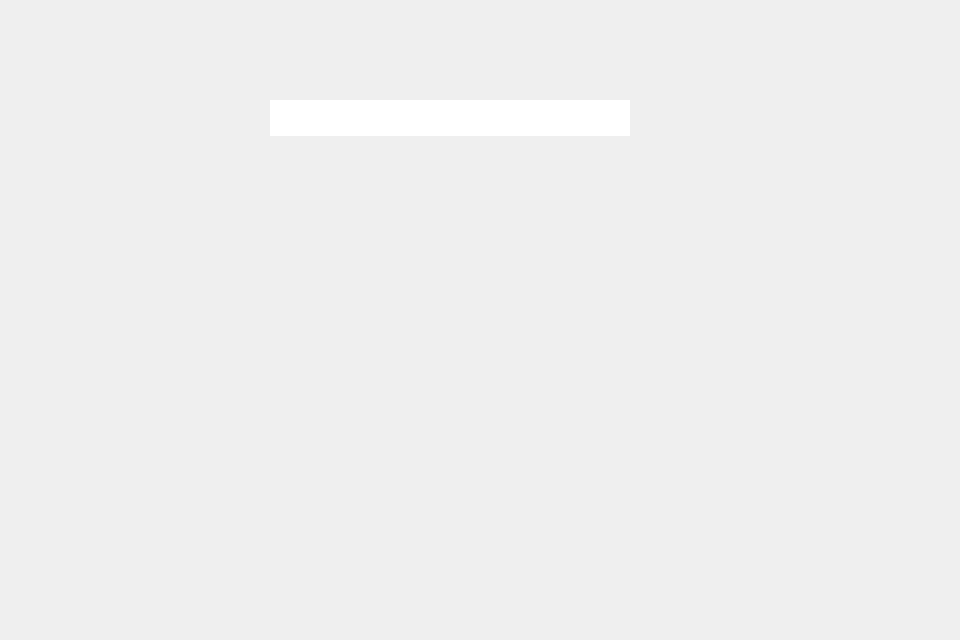
The window that Main_Window.ui (Hikari3939/VOCALOID_Search) describes before a commit, drawn with Qt 5.
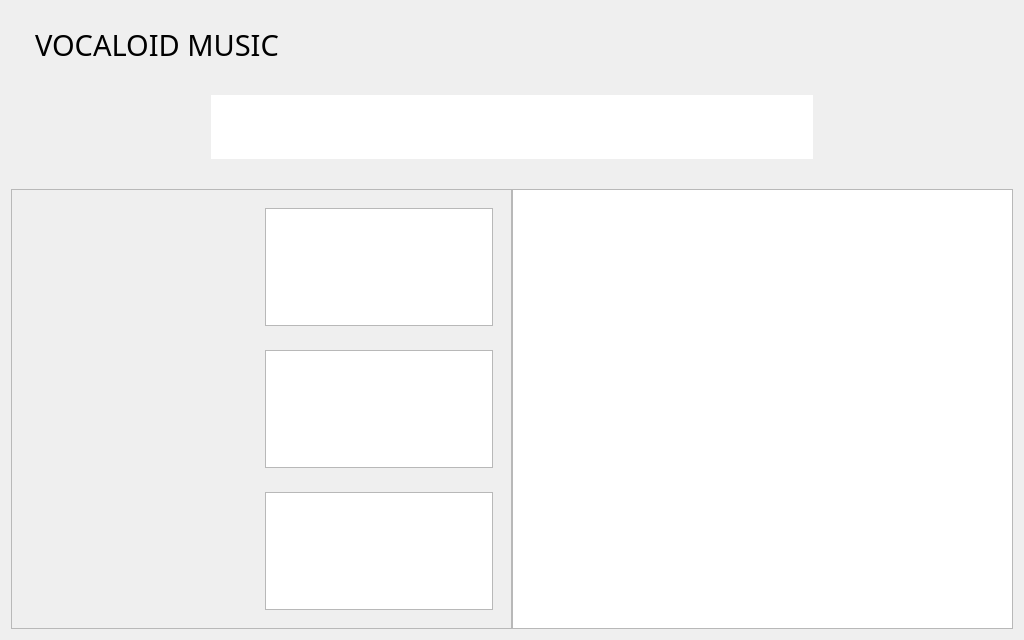
The same window after the commit. Custom widgets are drawn as their Qt base class.

Commit message: 主窗口布局

```diff
--- a/Main_Window.ui
+++ b/Main_Window.ui
@@ -6,19 +6,19 @@
    <rect>
     <x>0</x>
     <y>0</y>
-    <width>960</width>
+    <width>1024</width>
     <height>640</height>
    </rect>
   </property>
   <property name="sizePolicy">
-   <sizepolicy hsizetype="MinimumExpanding" vsizetype="MinimumExpanding">
+   <sizepolicy hsizetype="MinimumExpanding" vsizetype="Preferred">
     <horstretch>0</horstretch>
     <verstretch>0</verstretch>
    </sizepolicy>
   </property>
   <property name="minimumSize">
    <size>
-    <width>720</width>
+    <width>1024</width>
     <height>640</height>
    </size>
   </property>
@@ -28,19 +28,202 @@
   <property name="autoFillBackground">
    <bool>false</bool>
   </property>
-  <widget class="SearchLineEdit" name="lineEdit_search">
-   <property name="geometry">
-    <rect>
-     <x>270</x>
-     <y>100</y>
-     <width>360</width>
-     <height>36</height>
-    </rect>
+  <layout class="QVBoxLayout" name="verticalLayout" stretch="1,1,5">
+   <property name="topMargin">
+    <number>1</number>
    </property>
-   <property name="frame">
-    <bool>false</bool>
-   </property>
-  </widget>
+   <item>
+    <layout class="QHBoxLayout" name="horizontalLayout_title" stretch="3,6">
+     <property name="spacing">
+      <number>0</number>
+     </property>
+     <property name="leftMargin">
+      <number>24</number>
+     </property>
+     <property name="rightMargin">
+      <number>24</number>
+     </property>
+     <property name="bottomMargin">
+      <number>0</number>
+     </property>
+     <item>
+      <widget class="TitleLabel" name="label_title">
+       <property name="font">
+        <font>
+         <family>萝莉体 第二版</family>
+         <pointsize>22</pointsize>
+        </font>
+       </property>
+       <property name="text">
+        <string>VOCALOID MUSIC </string>
+       </property>
+      </widget>
+     </item>
+     <item>
+      <spacer name="horizontalSpacer_1">
+       <property name="orientation">
+        <enum>Qt::Orientation::Horizontal</enum>
+       </property>
+       <property name="sizeHint" stdset="0">
+        <size>
+         <width>40</width>
+         <height>20</height>
+        </size>
+       </property>
+      </spacer>
+     </item>
+    </layout>
+   </item>
+   <item>
+    <layout class="QHBoxLayout" name="horizontalLayout_search" stretch="1,3,1">
+     <property name="spacing">
+      <number>0</number>
+     </property>
+     <property name="leftMargin">
+      <number>0</number>
+     </property>
+     <property name="topMargin">
+      <number>0</number>
+     </property>
+     <property name="rightMargin">
+      <number>0</number>
+     </property>
+     <property name="bottomMargin">
+      <number>24</number>
+     </property>
+     <item>
+      <spacer name="horizontalSpacer_2">
+       <property name="orientation">
+        <enum>Qt::Orientation::Horizontal</enum>
+       </property>
+       <property name="sizeHint" stdset="0">
+        <size>
+         <width>40</width>
+         <height>20</height>
+        </size>
+       </property>
+      </spacer>
+     </item>
+     <item>
+      <widget class="SearchLineEdit" name="lineEdit_search">
+       <property name="sizePolicy">
+        <sizepolicy hsizetype="Expanding" vsizetype="Expanding">
+         <horstretch>0</horstretch>
+         <verstretch>0</verstretch>
+        </sizepolicy>
+       </property>
+       <property name="minimumSize">
+        <size>
+         <width>0</width>
+         <height>40</height>
+        </size>
+       </property>
+       <property name="font">
+        <font>
+         <pointsize>12</pointsize>
+        </font>
+       </property>
+       <property name="frame">
+        <bool>false</bool>
+       </property>
+       <property name="cursorPosition">
+        <number>0</number>
+       </property>
+      </widget>
+     </item>
+     <item>
+      <spacer name="horizontalSpacer_4">
+       <property name="orientation">
+        <enum>Qt::Orientation::Horizontal</enum>
+       </property>
+       <property name="sizeHint" stdset="0">
+        <size>
+         <width>40</width>
+         <height>20</height>
+        </size>
+       </property>
+      </spacer>
+     </item>
+    </layout>
+   </item>
+   <item>
+    <layout class="QHBoxLayout" name="horizontalLayout" stretch="1,1">
+     <property name="spacing">
+      <number>0</number>
+     </property>
+     <item>
+      <widget class="ScrollArea" name="scrollArea_music">
+       <property name="widgetResizable">
+        <bool>true</bool>
+       </property>
+       <widget class="QWidget" name="scrollAreaWidgetContents">
+        <property name="geometry">
+         <rect>
+          <x>0</x>
+          <y>0</y>
+          <width>500</width>
+          <height>437</height>
+         </rect>
+        </property>
+        <layout class="QVBoxLayout" name="verticalLayout_2">
+         <item>
+          <widget class="CardWidget" name="widget_1" native="true">
+           <layout class="QHBoxLayout" name="horizontalLayout_2" stretch="1,1">
+            <item>
+             <widget class="ImageLabel" name="label_picture_1">
+              <property name="text">
+               <string/>
+              </property>
+             </widget>
+            </item>
+            <item>
+             <widget class="TextBrowser" name="textBrowser_1"/>
+            </item>
+           </layout>
+          </widget>
+         </item>
+         <item>
+          <widget class="CardWidget" name="widget_2" native="true">
+           <layout class="QHBoxLayout" name="horizontalLayout_3" stretch="1,1">
+            <item>
+             <widget class="ImageLabel" name="label_picture_2">
+              <property name="text">
+               <string/>
+              </property>
+             </widget>
+            </item>
+            <item>
+             <widget class="TextBrowser" name="textBrowser_2"/>
+            </item>
+           </layout>
+          </widget>
+         </item>
+         <item>
+          <widget class="CardWidget" name="widget_3" native="true">
+           <layout class="QHBoxLayout" name="horizontalLayout_4" stretch="1,1">
+            <item>
+             <widget class="ImageLabel" name="label_picture_3">
+              <property name="text">
+               <string/>
+              </property>
+             </widget>
+            </item>
+            <item>
+             <widget class="TextBrowser" name="textBrowser_3"/>
+            </item>
+           </layout>
+          </widget>
+         </item>
+        </layout>
+       </widget>
+      </widget>
+     </item>
+     <item>
+      <widget class="TextBrowser" name="textBrowser_details"/>
+     </item>
+    </layout>
+   </item>
+  </layout>
  </widget>
  <customwidgets>
   <customwidget>
@@ -48,6 +231,33 @@
    <extends>QLineEdit</extends>
    <header>qfluentwidgets</header>
   </customwidget>
+  <customwidget>
+   <class>ScrollArea</class>
+   <extends>QScrollArea</extends>
+   <header>qfluentwidgets</header>
+   <container>1</container>
+  </customwidget>
+  <customwidget>
+   <class>TitleLabel</class>
+   <extends>QLabel</extends>
+   <header>qfluentwidgets</header>
+  </customwidget>
+  <customwidget>
+   <class>CardWidget</class>
+   <extends>QWidget</extends>
+   <header>qfluentwidgets</header>
+   <container>1</container>
+  </customwidget>
+  <customwidget>
+   <class>ImageLabel</class>
+   <extends>QLabel</extends>
+   <header>qfluentwidgets</header>
+  </customwidget>
+  <customwidget>
+   <class>TextBrowser</class>
+   <extends>QTextBrowser</extends>
+   <header>qfluentwidgets</header>
+  </customwidget>
  </customwidgets>
  <resources/>
  <connections/>
```
The commit also changes 1 other file.
